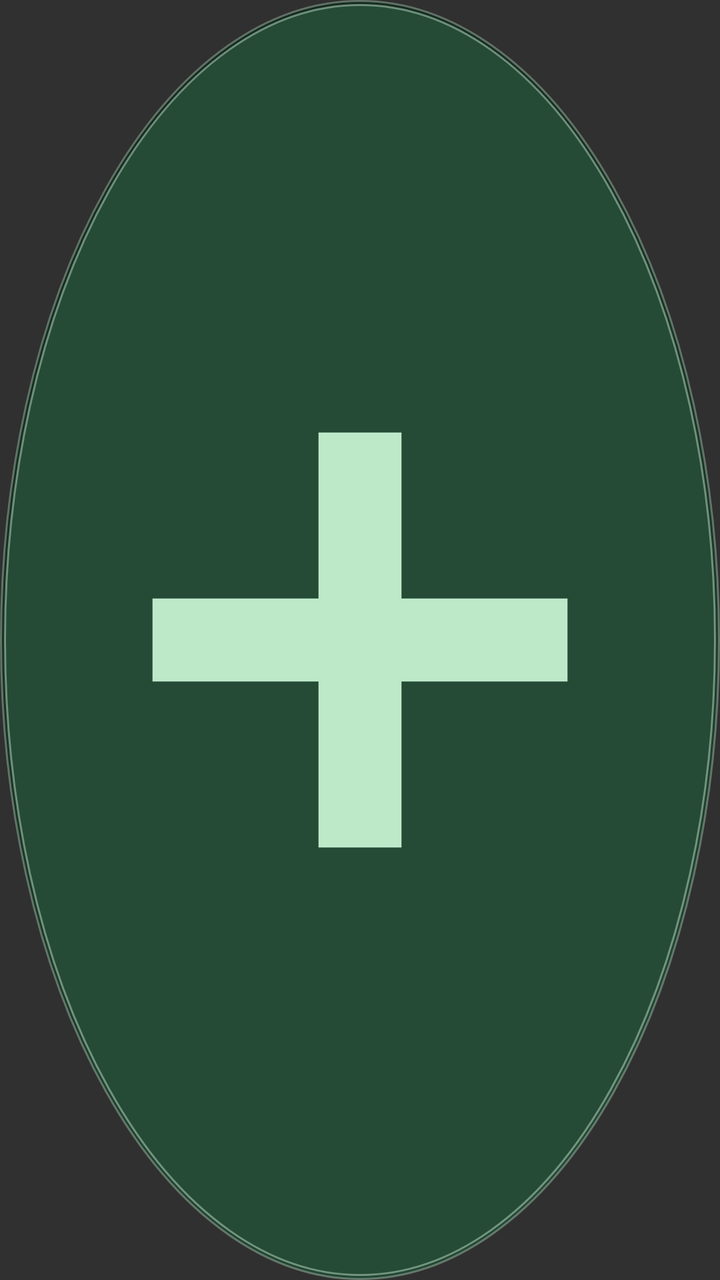
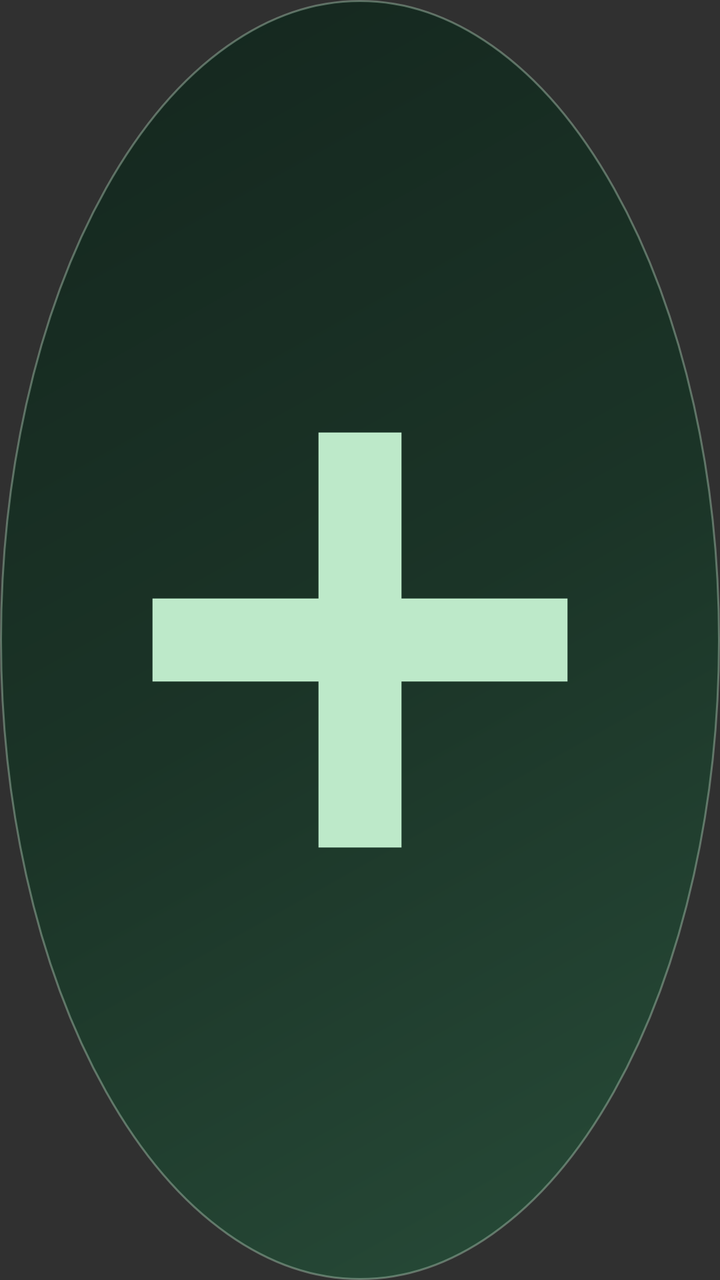

Compare the two renders of this Android layout. The source of the first and the diff that turns it into the second are given below.
<!-- AndroidManifest.xml: application theme Theme.Ruvo -->
<!-- res/layout/widget_ruvo.xml -->
<FrameLayout xmlns:android="http://schemas.android.com/apk/res/android"
    android:id="@+id/widget_root"
    android:layout_width="match_parent"
    android:layout_height="match_parent"
    android:background="@drawable/widget_background"
    android:padding="2dp">
    <ImageView
        android:id="@+id/widget_add"
        android:layout_width="match_parent"
        android:layout_height="match_parent"
        android:background="@drawable/widget_add_background"
        android:padding="12dp"
        android:src="@drawable/widget_plus"
        android:scaleType="fitCenter"
        android:contentDescription="Add expense"/>
</FrameLayout>
<!-- resources referenced by this layout -->
<resources>
  <!-- drawable widget_add_background (drawable) -->
  <shape xmlns:android="http://schemas.android.com/apk/res/android" android:shape="oval">
      <solid android:color="#254B37"/>
      <stroke android:width="1dp" android:color="#88B7D9C0"/>
  </shape>
  <!-- drawable widget_background (drawable) -->
  <shape xmlns:android="http://schemas.android.com/apk/res/android" android:shape="oval">
      <gradient android:angle="135" android:startColor="#284C39" android:centerColor="#1B3427" android:endColor="#14261E" android:type="linear"/>
      <stroke android:width="1dp" android:color="#66B7D9C0"/>
  </shape>
  <!-- drawable widget_plus (drawable) -->
  <vector xmlns:android="http://schemas.android.com/apk/res/android"
      android:width="48dp"
      android:height="48dp"
      android:viewportWidth="48"
      android:viewportHeight="48">
      <path android:fillColor="#BDE9C9" android:pathData="M21,9h6v12h12v6h-12v12h-6v-12h-12v-6h12z"/>
  </vector>
  <style name="Theme.Ruvo" parent="@android:style/Theme.Material.NoActionBar">
          <item name="android:fontFamily">sans</item>
          <item name="android:statusBarColor">#0B1210</item>
          <item name="android:navigationBarColor">#0B1210</item>
          <item name="android:windowLightStatusBar">false</item>
          <item name="android:windowLightNavigationBar">false</item>
          <item name="android:windowActionModeOverlay">true</item>
          <item name="android:forceDarkAllowed">false</item>
      </style>
</resources>

<!-- the commit's change to res/layout/widget_ruvo.xml (unified diff, before → after) -->
@@ -8,8 +8,7 @@
         android:id="@+id/widget_add"
         android:layout_width="match_parent"
         android:layout_height="match_parent"
-        android:background="@drawable/widget_add_background"
-        android:padding="12dp"
+            android:padding="12dp"
         android:src="@drawable/widget_plus"
         android:scaleType="fitCenter"
         android:contentDescription="Add expense"/>
<!-- resource entries referenced after the edit -->
@@ -1,10 +1,5 @@
 <!-- resources referenced by this layout -->
 <resources>
-  <!-- drawable widget_add_background (drawable) -->
-  <shape xmlns:android="http://schemas.android.com/apk/res/android" android:shape="oval">
-      <solid android:color="#254B37"/>
-      <stroke android:width="1dp" android:color="#88B7D9C0"/>
-  </shape>
   <!-- drawable widget_background (drawable) -->
   <shape xmlns:android="http://schemas.android.com/apk/res/android" android:shape="oval">
       <gradient android:angle="135" android:startColor="#284C39" android:centerColor="#1B3427" android:endColor="#14261E" android:type="linear"/>
